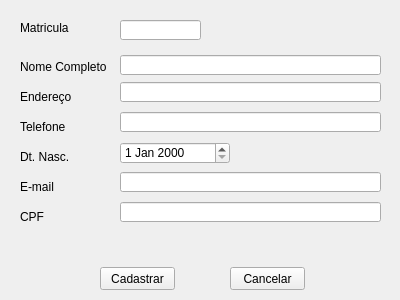
The window that academiaUfba/addaluno.ui (oscaresende/MATA76) describes before a commit, drawn with Qt 5.
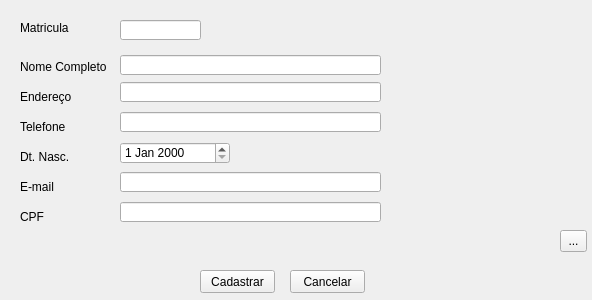
The same window after the commit.

Diff of the .ui file:
```diff
--- a/academiaUfba/addaluno.ui
+++ b/academiaUfba/addaluno.ui
@@ -6,7 +6,7 @@
    <rect>
     <x>0</x>
     <y>0</y>
-    <width>400</width>
+    <width>592</width>
     <height>300</height>
    </rect>
   </property>
@@ -154,8 +154,8 @@
   <widget class="QPushButton" name="pushButton">
    <property name="geometry">
     <rect>
-     <x>230</x>
-     <y>267</y>
+     <x>290</x>
+     <y>270</y>
      <width>75</width>
      <height>23</height>
     </rect>
@@ -167,8 +167,8 @@
   <widget class="QPushButton" name="pushButton_2">
    <property name="geometry">
     <rect>
-     <x>100</x>
-     <y>267</y>
+     <x>200</x>
+     <y>270</y>
      <width>75</width>
      <height>23</height>
     </rect>
@@ -200,6 +200,32 @@
     </rect>
    </property>
   </widget>
+  <widget class="QToolButton" name="toolButton">
+   <property name="geometry">
+    <rect>
+     <x>560</x>
+     <y>230</y>
+     <width>27</width>
+     <height>22</height>
+    </rect>
+   </property>
+   <property name="text">
+    <string>...</string>
+   </property>
+  </widget>
+  <widget class="QLabel" name="image_label">
+   <property name="geometry">
+    <rect>
+     <x>390</x>
+     <y>56</y>
+     <width>191</width>
+     <height>161</height>
+    </rect>
+   </property>
+   <property name="text">
+    <string/>
+   </property>
+  </widget>
  </widget>
  <resources/>
  <connections/>
```
